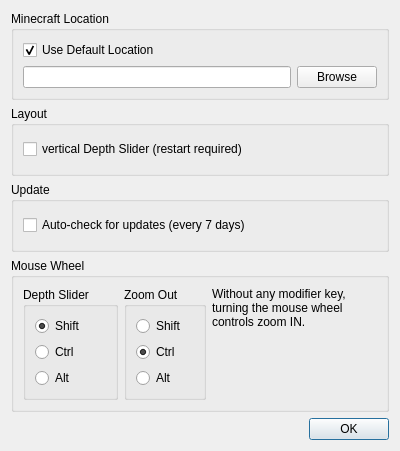
Before: the Qt Designer form settings.ui in mrkite/minutor, drawn with Qt 5.
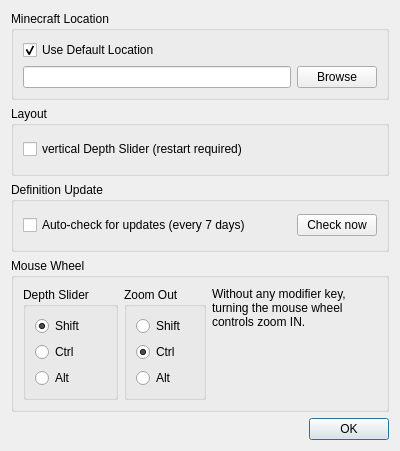
After: the same form once the commit is applied.

What changed in the file:
```diff
--- a/settings.ui
+++ b/settings.ui
@@ -72,16 +72,38 @@
      <item>
       <widget class="QGroupBox" name="groupBox_Update">
        <property name="title">
-        <string>Update</string>
+        <string>Definition Update</string>
        </property>
-       <layout class="QVBoxLayout" name="verticalLayout_3">
+       <layout class="QHBoxLayout" name="horizontalLayout_4">
         <item>
          <widget class="QCheckBox" name="checkBox_AutoUpdate">
+          <property name="sizePolicy">
+           <sizepolicy hsizetype="MinimumExpanding" vsizetype="Fixed">
+            <horstretch>0</horstretch>
+            <verstretch>0</verstretch>
+           </sizepolicy>
+          </property>
+          <property name="toolTip">
+           <string/>
+          </property>
           <property name="text">
            <string>Auto-check for updates (every 7 days)</string>
           </property>
          </widget>
         </item>
+        <item>
+         <widget class="QPushButton" name="pushButton_UpdateNow">
+          <property name="sizePolicy">
+           <sizepolicy hsizetype="Minimum" vsizetype="Fixed">
+            <horstretch>0</horstretch>
+            <verstretch>0</verstretch>
+           </sizepolicy>
+          </property>
+          <property name="text">
+           <string>Check now</string>
+          </property>
+         </widget>
+        </item>
        </layout>
       </widget>
      </item>
```
Left out of the diff: 6 changed lines with no effect on the pictures.
